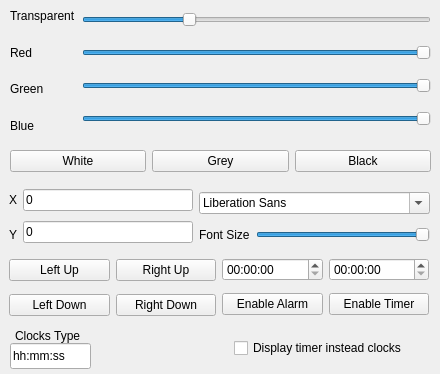
Old version of the form ClocksSettings.ui in the repository Roker2/ClocksOnWindows.
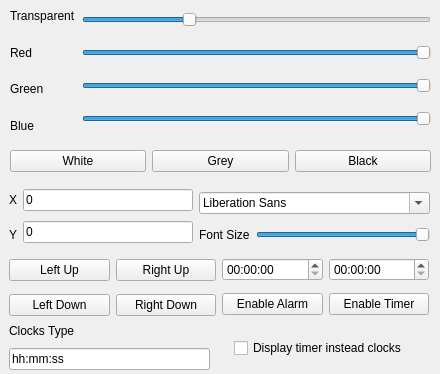
New version of the form. Icons and pictures are not drawn.

Commit message: ClocksSettings: Change Clocks Type UI

Patch:
```diff
--- a/ClocksSettings.ui
+++ b/ClocksSettings.ui
@@ -246,32 +246,6 @@
     </item>
    </layout>
   </widget>
-  <widget class="QLineEdit" name="Edit_ClocksType">
-   <property name="geometry">
-    <rect>
-     <x>10</x>
-     <y>343</y>
-     <width>81</width>
-     <height>26</height>
-    </rect>
-   </property>
-   <property name="text">
-    <string>hh:mm:ss</string>
-   </property>
-  </widget>
-  <widget class="QLabel" name="label_3">
-   <property name="geometry">
-    <rect>
-     <x>15</x>
-     <y>328</y>
-     <width>71</width>
-     <height>16</height>
-    </rect>
-   </property>
-   <property name="text">
-    <string>Clocks Type</string>
-   </property>
-  </widget>
   <widget class="QCheckBox" name="checkBox_clocks_or_timer">
    <property name="geometry">
     <rect>
@@ -288,7 +262,7 @@
     <bool>false</bool>
    </property>
   </widget>
-  <widget class="QWidget" name="">
+  <widget class="QWidget" name="layoutWidget">
    <property name="geometry">
     <rect>
      <x>9</x>
@@ -383,6 +357,32 @@
     </item>
    </layout>
   </widget>
+  <widget class="QWidget" name="">
+   <property name="geometry">
+    <rect>
+     <x>9</x>
+     <y>320</y>
+     <width>201</width>
+     <height>50</height>
+    </rect>
+   </property>
+   <layout class="QVBoxLayout" name="verticalLayout_9">
+    <item>
+     <widget class="QLabel" name="label_3">
+      <property name="text">
+       <string>Clocks Type</string>
+      </property>
+     </widget>
+    </item>
+    <item>
+     <widget class="QLineEdit" name="Edit_ClocksType">
+      <property name="text">
+       <string>hh:mm:ss</string>
+      </property>
+     </widget>
+    </item>
+   </layout>
+  </widget>
  </widget>
  <resources/>
  <connections/>
```
